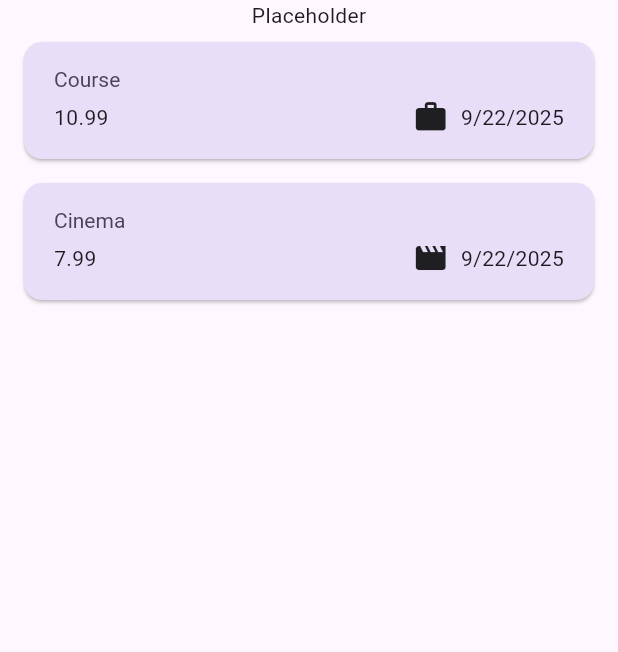
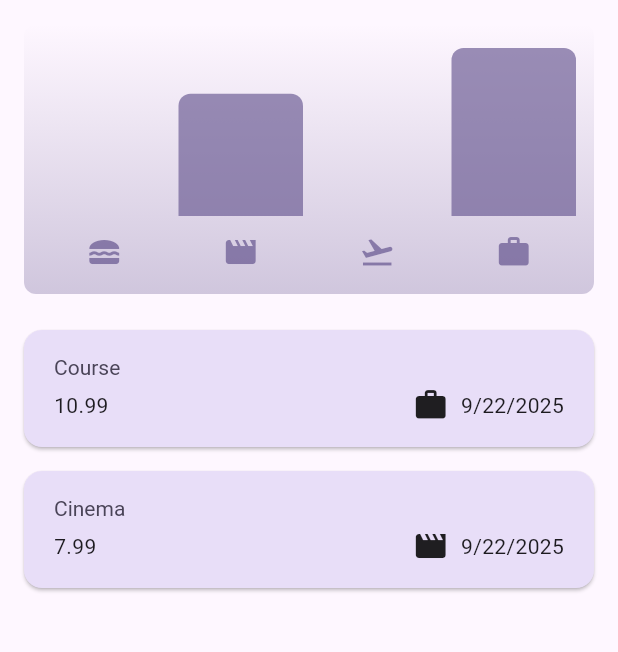
Before and after one commit to AliATZ/expense_tracker, a Flutter app: the screen it shows after launch, on a phone screen of 412 x 824 dp, the part 84-736 px from its top. Run offline on Flutter 3.47's test engine with Material 3 defaults, Android fonts, the phone set to English and light mode, and no system bars.

Commit message:
feat(app): [5-36] Add Chart Widget

```diff
--- /dev/null
+++ b/lib/widgets/chart/chart.dart
@@ -0,0 +1,96 @@
+import 'package:expense_tracker/models/expense.dart';
+import 'package:expense_tracker/widgets/chart/chart_bar.dart';
+import 'package:flutter/material.dart';
+
+
+
+class Chart extends StatelessWidget {
+  const Chart({super.key, required this.expenses});
+
+  final List<Expense> expenses;
+
+  List<ExpenseBudget> get buckets {
+    return [
+      ExpenseBudget.forCategory(expenses, Category.food),
+      ExpenseBudget.forCategory(expenses, Category.leisure),
+      ExpenseBudget.forCategory(expenses, Category.travel),
+      ExpenseBudget.forCategory(expenses, Category.work),
+    ];
+  }
+
+  double get maxTotalExpense {
+    double maxTotalExpense = 0;
+
+    for (final bucket in buckets) {
+      if (bucket.totalExpenses > maxTotalExpense) {
+        maxTotalExpense = bucket.totalExpenses;
+      }
+    }
+
+    return maxTotalExpense;
+  }
+
+  @override
+  Widget build(BuildContext context) {
+    final isDarkMode =
+        MediaQuery.of(context).platformBrightness == Brightness.dark;
+    return Container(
+      margin: const EdgeInsets.all(16),
+      padding: const EdgeInsets.symmetric(
+        vertical: 16,
+        horizontal: 8,
+      ),
+      width: double.infinity,
+      height: 180,
+      decoration: BoxDecoration(
+        borderRadius: BorderRadius.circular(8),
+        gradient: LinearGradient(
+          colors: [
+            Theme.of(context).colorScheme.primary.withOpacity(0.3),
+            Theme.of(context).colorScheme.primary.withOpacity(0.0)
+          ],
+          begin: Alignment.bottomCenter,
+          end: Alignment.topCenter,
+        ),
+      ),
+      child: Column(
+        children: [
+          Expanded(
+            child: Row(
+              crossAxisAlignment: CrossAxisAlignment.end,
+              children: [
+                for (final bucket in buckets) // alternative to map()
+                  ChartBar(
+                    fill: bucket.totalExpenses == 0
+                        ? 0
+                        : bucket.totalExpenses / maxTotalExpense,
+                  )
+              ],
+            ),
+          ),
+          const SizedBox(height: 12),
+          Row(
+            children: buckets
+                .map(
+                  (bucket) => Expanded(
+                child: Padding(
+                  padding: const EdgeInsets.symmetric(horizontal: 4),
+                  child: Icon(
+                    categoryIcons[bucket.category],
+                    color: isDarkMode
+                        ? Theme.of(context).colorScheme.secondary
+                        : Theme.of(context)
+                        .colorScheme
+                        .primary
+                        .withOpacity(0.7),
+                  ),
+                ),
+              ),
+            )
+                .toList(),
+          )
+        ],
+      ),
+    );
+  }
+}
--- /dev/null
+++ b/lib/widgets/chart/chart_bar.dart
@@ -0,0 +1,34 @@
+import 'package:flutter/material.dart';
+
+class ChartBar extends StatelessWidget {
+  const ChartBar({
+    super.key,
+    required this.fill,
+  });
+
+  final double fill;
+
+  @override
+  Widget build(BuildContext context) {
+    final isDarkMode =
+        MediaQuery.of(context).platformBrightness == Brightness.dark;
+    return Expanded(
+      child: Padding(
+        padding: const EdgeInsets.symmetric(horizontal: 4),
+        child: FractionallySizedBox(
+          heightFactor: fill,
+          child: DecoratedBox(
+            decoration: BoxDecoration(
+              shape: BoxShape.rectangle,
+              borderRadius:
+              const BorderRadius.vertical(top: Radius.circular(8)),
+              color: isDarkMode
+                  ? Theme.of(context).colorScheme.secondary
+                  : Theme.of(context).colorScheme.primary.withOpacity(0.65),
+            ),
+          ),
+        ),
+      ),
+    );
+  }
+}
--- a/lib/widgets/expenses.dart
+++ b/lib/widgets/expenses.dart
@@ -1,3 +1,4 @@
+import 'package:expense_tracker/widgets/chart/chart.dart';
 import 'package:expense_tracker/widgets/expenses_list/expenses_list.dart';
 import 'package:expense_tracker/models/expense.dart';
 import 'package:expense_tracker/widgets/new_expense.dart';
@@ -84,7 +85,7 @@ class _ExpensesState extends State<Expenses> {
       body: Center(
         child: Column(
           children: [
-            Text('Placeholder'),
+            Chart(expenses: _registeredExpenses,),
             Expanded(child: mainContent),
           ],
         ),
```
